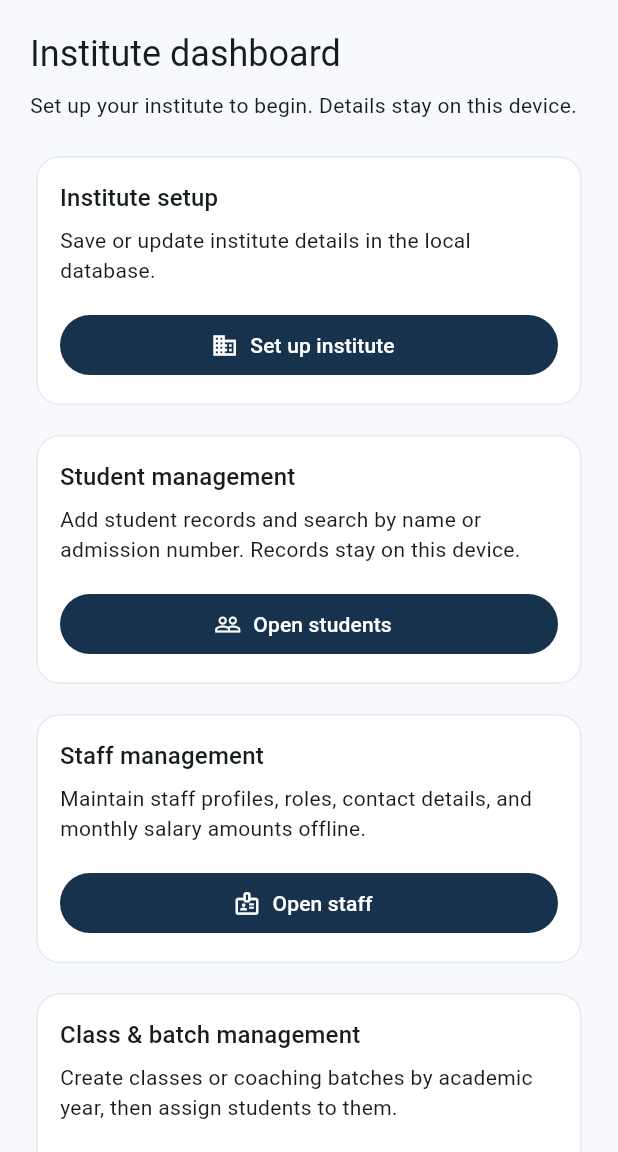
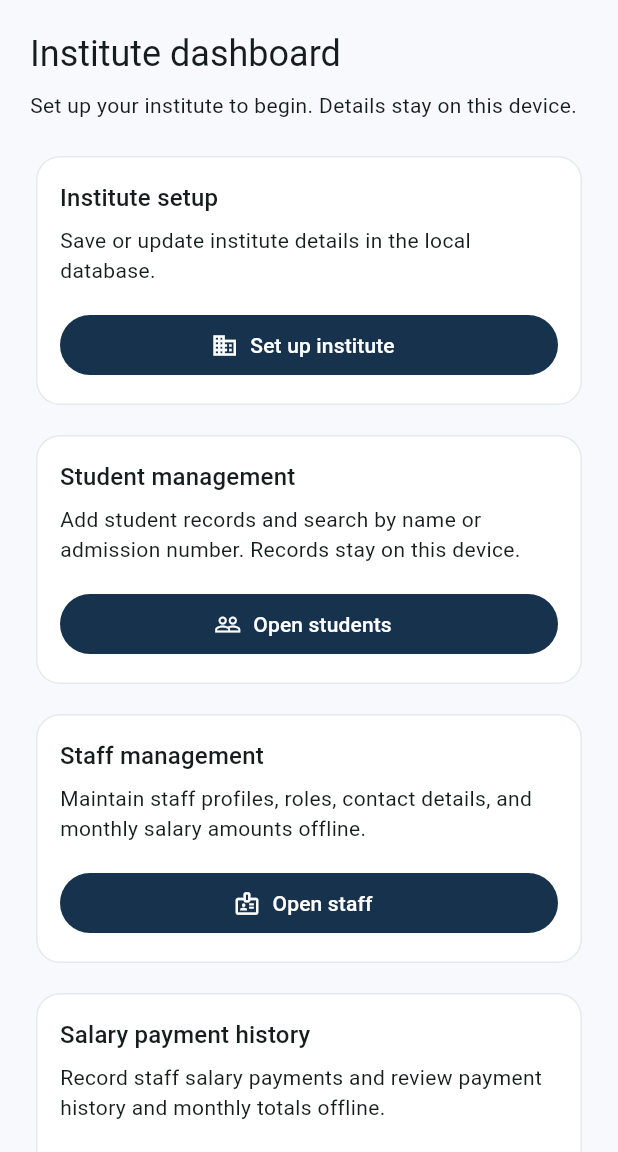
Before and after one commit to Rohitkarma62/EduManage-Offline, a Flutter app: the screen it shows after launch, on a phone screen of 412 x 824 dp, the part 84-1236 px from its top. Run offline on Flutter 3.47's test engine with Material 3 defaults, Android fonts, the phone set to English and light mode, and no system bars; our stand-ins replace drift, drift_flutter, flutter_riverpod, go_router, pdf, printing; accounts and stored records are empty; generated files the repository leaves out were written again.

Commit message:
feat(salary): add salary history dashboard entry

```diff
--- a/lib/features/dashboard/presentation/dashboard_screen.dart
+++ b/lib/features/dashboard/presentation/dashboard_screen.dart
@@ -59,6 +59,15 @@ class DashboardScreen extends ConsumerWidget {
             buttonLabel: 'Open staff',
             icon: Icons.badge_outlined,
             onPressed: () => context.push('/staff'),
+          ),
+          const SizedBox(height: 12),
+          _DashboardCard(
+            title: 'Salary payment history',
+            description:
+                'Record staff salary payments and review payment history and monthly totals offline.',
+            buttonLabel: 'Open salary payments',
+            icon: Icons.payments_outlined,
+            onPressed: () => context.push('/staff/salary-payments'),
           ),
           const SizedBox(height: 12),
           _DashboardCard(
```
